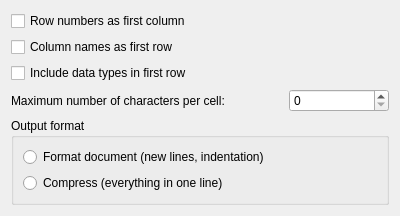
This is Plugins/HtmlExport/htmlexport.ui in pawelsalawa/sqlitestudio as Qt 5 draws it before an edit. The edited form follows.
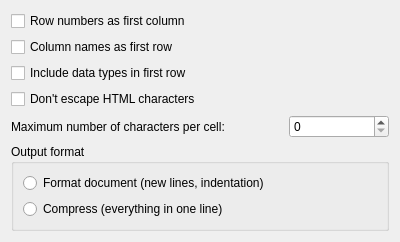
This is the edited form. Custom widgets are drawn as their Qt base class.

Commit message: HtmlExport option to not escape html codes.

```diff
--- a/Plugins/HtmlExport/htmlexport.ui
+++ b/Plugins/HtmlExport/htmlexport.ui
@@ -7,14 +7,14 @@
     <x>0</x>
     <y>0</y>
     <width>400</width>
-    <height>203</height>
+    <height>228</height>
    </rect>
   </property>
   <property name="windowTitle">
    <string>Form</string>
   </property>
   <layout class="QGridLayout" name="gridLayout">
-   <item row="3" column="1">
+   <item row="4" column="1">
     <widget class="QSpinBox" name="spinBox">
      <property name="maximumSize">
       <size>
@@ -30,7 +30,7 @@
      </property>
     </widget>
    </item>
-   <item row="3" column="0">
+   <item row="4" column="0">
     <widget class="QLabel" name="label">
      <property name="text">
       <string>Maximum number of characters per cell:</string>
@@ -67,7 +67,7 @@
      </property>
     </widget>
    </item>
-   <item row="4" column="0" colspan="2">
+   <item row="5" column="0" colspan="2">
     <widget class="QGroupBox" name="outputFormatGroup">
      <property name="title">
       <string>Output format</string>
@@ -102,6 +102,19 @@
      </layout>
     </widget>
    </item>
+   <item row="3" column="0">
+    <widget class="QCheckBox" name="dontEscapeCheck">
+     <property name="toolTip">
+      <string>&lt;p&gt;When enabled, HTML characters such as &amp;lt;, &amp;gt; and &amp;amp; are not escaped in exported values. This allows you for example to export hyper-link enabled documents, but it also may result in incorrect HTML document (unmatched pairs of &amp;lt; and &amp;gt; characters). Be warned.&lt;/p&gt;</string>
+     </property>
+     <property name="text">
+      <string>Don't escape HTML characters</string>
+     </property>
+     <property name="cfg" stdset="0">
+      <string>HtmlExport.DontEscapeHtml</string>
+     </property>
+    </widget>
+   </item>
   </layout>
  </widget>
  <customwidgets>
```
The commit also changes 2 other files.
